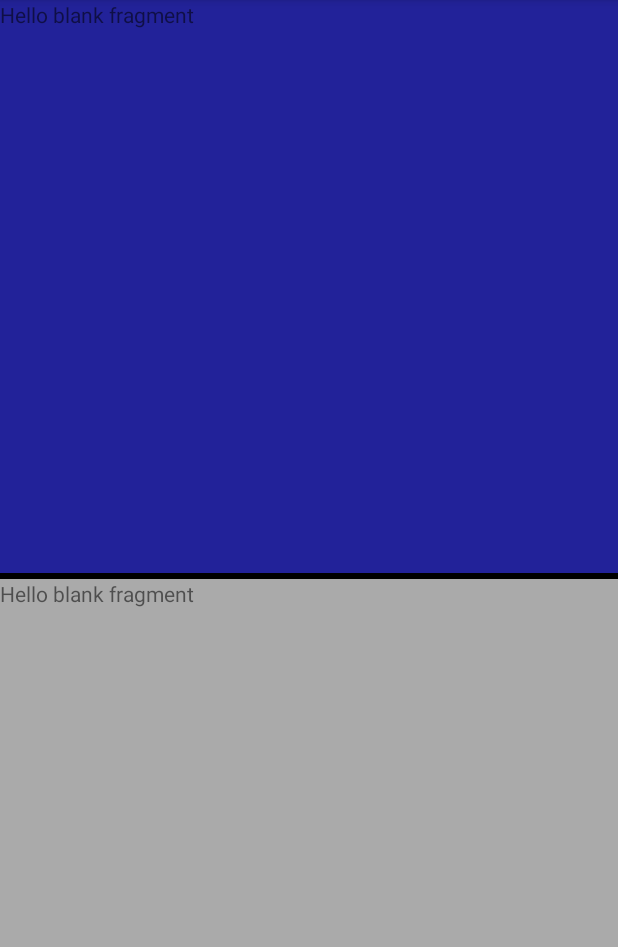
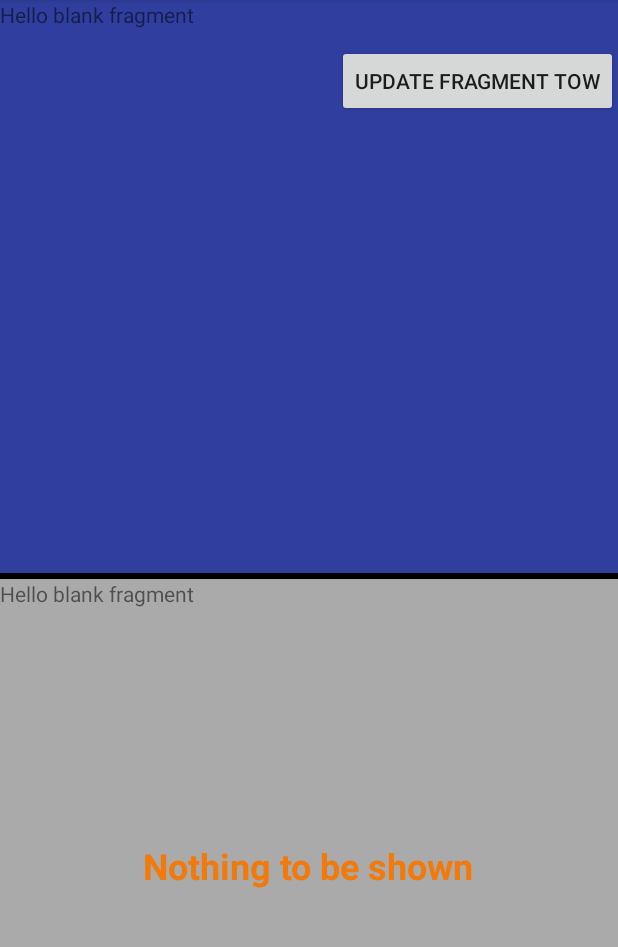
Before and after one commit to cogu92/FragmentMannager, an Android app: the fragment FirstFragment placed in its activity, on a phone screen of 412 x 824 dp, the part 84-1031 px from its top. Run offline under Robolectric (Android 15) with nearby library versions, the phone set to English and light mode, and no system bars.

Commit message:
class 03/06/2017

```diff
--- a/app/src/main/java/com/example/dell/fragmentmannager/FirstFragment.java
+++ b/app/src/main/java/com/example/dell/fragmentmannager/FirstFragment.java
@@ -1,29 +1,55 @@
 package com.example.dell.fragmentmannager;
 
 
+import android.app.Activity;
+import android.content.Context;
 import android.os.Bundle;
 import android.support.v4.app.Fragment;
+import android.util.Log;
 import android.view.LayoutInflater;
 import android.view.View;
 import android.view.ViewGroup;
+import android.widget.Button;
 
 
 /**
  * A simple {@link Fragment} subclass.
  */
-public class FirstFragment extends Fragment {
+public class FirstFragment extends Fragment implements View.OnClickListener {
 
 
+    private static final String TAG =FirstFragment.class.getSimpleName();
+public interface IcomTowActivity{
+    public void getRandomNumberFromFragmentone();
+}
+private IcomTowActivity mInterface;
     public FirstFragment() {
         // Required empty public constructor
     }
 
+    @Override
+    public void onAttach(Context  context) {
+        super.onAttach(context);
+        mInterface=(IcomTowActivity) context;
+    }
 
     @Override
     public View onCreateView(LayoutInflater inflater, ViewGroup container,
                              Bundle savedInstanceState) {
         // Inflate the layout for this fragment
-        return inflater.inflate(R.layout.fragment_first, container, false);
+
+        View rootView =inflater.inflate(R.layout.fragment_first, container, false);
+      final Button btnupdatefragmentf = (Button) rootView.findViewById(R.id.Btn_update_fragment_first);
+        btnupdatefragmentf.setOnClickListener(this);
+           return rootView;
     }
 
+    @Override
+    public void onClick(View v) {
+
+        Log.i(FirstFragment.TAG," click ");
+        MainActivity activity = new MainActivity();
+        activity.getRandomNumberFromFragmentone();
+
+    }
 }
--- /dev/null
+++ b/app/src/main/res/layout-land/activity_main.xml
@@ -0,0 +1,27 @@
+<?xml version="1.0" encoding="utf-8"?>
+<LinearLayout xmlns:android="http://schemas.android.com/apk/res/android"
+    xmlns:tools="http://schemas.android.com/tools"
+    android:orientation="vertical" android:layout_width="match_parent"
+    android:layout_height="match_parent"
+    android:background="@color/colorPrimaryDark">
+
+  <FrameLayout
+        android:id="@+id/fragment_container_activity_main_land"
+        android:layout_width="match_parent"
+        android:layout_height="0dp"
+        android:layout_weight="1"
+    />
+<LinearLayout
+    android:id="@+id/Linear_content_button"
+    android:layout_width="match_parent"
+    android:layout_height="wrap_content"
+    android:orientation="vertical"
+    android:background="@color/colorPrimaryDark">
+    <Button
+        android:text="@string/btn_swap_fragment_text"
+        android:layout_width="wrap_content"
+        android:layout_height="wrap_content"
+        android:layout_gravity="center"
+        android:id="@+id/btn_Swap" />
+</LinearLayout>
+</LinearLayout>
--- a/app/src/main/res/layout/activity_main.xml
+++ b/app/src/main/res/layout/activity_main.xml
@@ -24,6 +24,7 @@
         android:background="@android:color/black" />
 
     <fragment
+        android:id="@+id/Fragment_secont_main"
         android:layout_width="match_parent"
         android:layout_height="0dp"
         android:layout_weight="1"
--- a/app/src/main/res/layout/fragment_first.xml
+++ b/app/src/main/res/layout/fragment_first.xml
@@ -2,13 +2,30 @@
     xmlns:tools="http://schemas.android.com/tools"
     android:layout_width="match_parent"
     android:layout_height="match_parent"
-    android:background="#222299"
+    android:background="@color/colorPrimaryDark"
     tools:context="com.example.dell.fragmentmannager.FirstFragment">
 
     <!-- TODO: Update blank fragment layout -->
     <TextView
         android:layout_width="match_parent"
         android:layout_height="match_parent"
-        android:text="@string/hello_blank_fragment" />
+        android:text="@string/hello_blank_fragment"
+        android:id="@+id/textView" />
+
+    <LinearLayout
+        android:orientation="vertical"
+        android:layout_width="match_parent"
+        android:layout_height="wrap_content"
+       >
+
+        <Button
+            android:text="@string/update_fragment_tow"
+            android:layout_width="wrap_content"
+            android:layout_height="wrap_content"
+            android:layout_gravity="right"
+            android:layout_marginTop="30dp"
+            android:id="@+id/Btn_update_fragment_first" />
+    </LinearLayout>
+
 
 </FrameLayout>
--- a/app/src/main/res/layout/fragment_secont.xml
+++ b/app/src/main/res/layout/fragment_secont.xml
@@ -2,7 +2,7 @@
     xmlns:tools="http://schemas.android.com/tools"
     android:layout_width="match_parent"
     android:layout_height="match_parent"
-    android:background="#AAAAAA"
+    android:background="@color/colorAccent"
     tools:context="com.example.dell.fragmentmannager.SecontFragment">
 
     <!-- TODO: Update blank fragment layout -->
@@ -11,4 +11,15 @@
         android:layout_height="match_parent"
         android:text="@string/hello_blank_fragment" />
 
+    <TextView
+        android:text="Nothing to be shown"
+        android:layout_width="wrap_content"
+        android:layout_height="wrap_content"
+        android:id="@+id/txv_infosecond_fragment"
+        android:layout_gravity="center"
+        android:textColor="?android:attr/colorActivatedHighlight"
+        android:textAppearance="@style/TextAppearance.AppCompat.Body1"
+        android:textSize="24sp"
+        android:textStyle="normal|bold" />
+
 </FrameLayout>
--- a/app/src/main/res/values/colors.xml
+++ b/app/src/main/res/values/colors.xml
@@ -2,5 +2,5 @@
 <resources>
     <color name="colorPrimary">#3F51B5</color>
     <color name="colorPrimaryDark">#303F9F</color>
-    <color name="colorAccent">#FF4081</color>
+    <color name="colorAccent">#AAAAAA</color>
 </resources>
--- a/app/src/main/res/values/strings.xml
+++ b/app/src/main/res/values/strings.xml
@@ -3,4 +3,6 @@
 
     <!-- TODO: Remove or change this placeholder text -->
     <string name="hello_blank_fragment">Hello blank fragment</string>
+    <string name="btn_swap_fragment_text">Swap</string>
+    <string name="update_fragment_tow">Update Fragment Tow</string>
 </resources>
```
Also changed, not shown: app/src/main/java/com/example/dell/fragmentmannager/MainActivity.java (+63 -10 lines).
